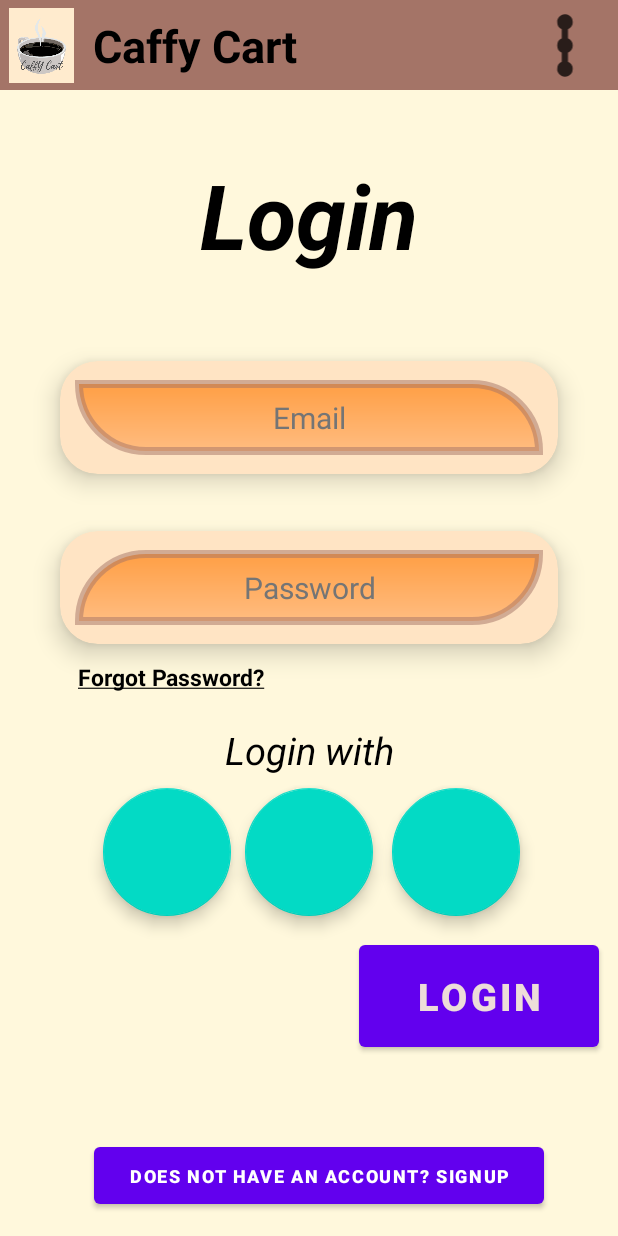
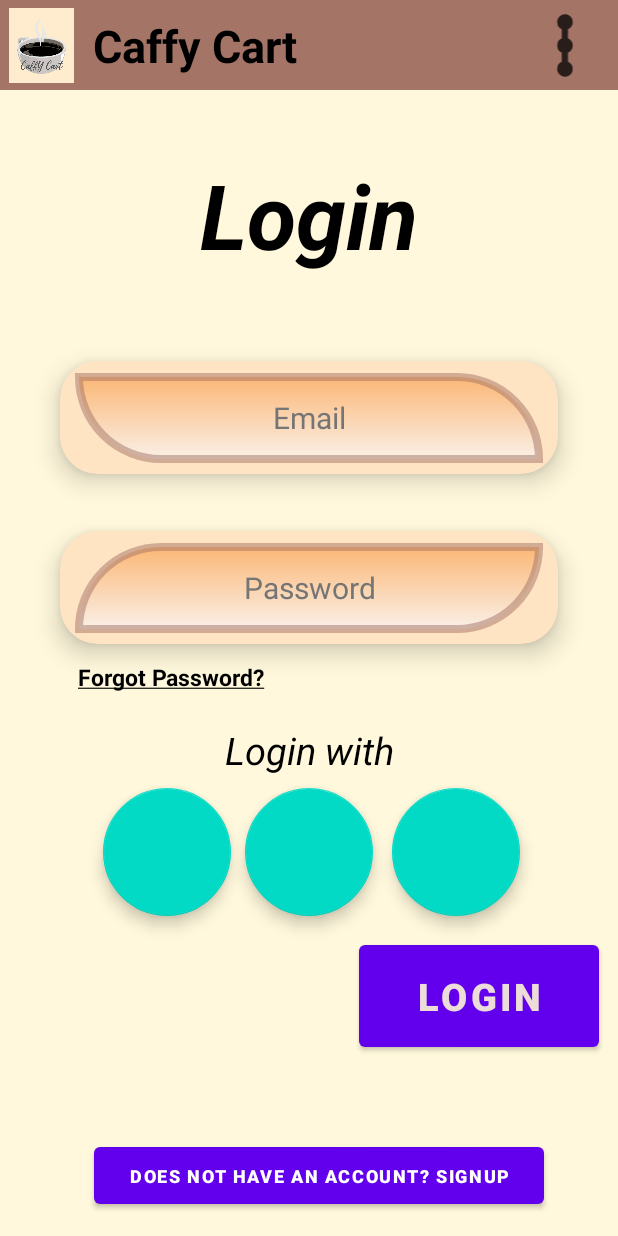
Before and after one commit to GDGCVITBHOPAL/Coffee-Shopping-App, an Android app: the layout login_activity.xml on its own in the app's theme, with its tools: preview values and no code run, on a phone screen of 412 x 824 dp. Run offline under Robolectric (Android 15) with nearby library versions, the phone set to English and light mode, and no system bars; plain views replace NeumorphButton, NeumorphFloatingActionButton.

```diff
--- a/app/build.gradle
+++ b/app/build.gradle
@@ -1,5 +1,6 @@
 plugins {
     id 'com.android.application'
+    id 'com.google.gms.google-services'
 }
 
 android {
@@ -33,6 +34,7 @@ dependencies {
     implementation 'com.google.android.material:material:1.5.0'
     implementation 'androidx.constraintlayout:constraintlayout:2.1.3'
     implementation 'com.github.fornewid:neumorphism:0.3.0'
+    implementation 'com.google.firebase:firebase-database:20.0.3'
     testImplementation 'junit:junit:4.13.2'
     androidTestImplementation 'androidx.test.ext:junit:1.1.3'
     androidTestImplementation 'androidx.test.espresso:espresso-core:3.4.0'
--- a/app/src/main/AndroidManifest.xml
+++ b/app/src/main/AndroidManifest.xml
@@ -9,6 +9,9 @@
         android:roundIcon="@mipmap/ic_launcher_round"
         android:supportsRtl="true"
         android:theme="@style/Theme.CaffyCart">
+        <activity
+            android:name=".OrderCreatingActivity"
+            android:exported="false" />
         <activity
             android:name=".SignUpActivity"
             android:exported="false" />
--- a/app/src/main/java/com/example/caffycart/SplashActivity.java
+++ b/app/src/main/java/com/example/caffycart/SplashActivity.java
@@ -43,7 +43,7 @@ public class SplashActivity extends AppCompatActivity {
         new Handler().postDelayed(new Runnable() {
             @Override
             public void run() {
-                Intent intent = new Intent(SplashActivity.this, SignUpActivity.class);
+                Intent intent = new Intent(SplashActivity.this, LoginActivity.class);
                 startActivity(intent);
                 finish();
             }
--- a/app/src/main/res/drawable/style1.xml
+++ b/app/src/main/res/drawable/style1.xml
@@ -7,8 +7,8 @@
     </corners>
     <stroke android:color="#80A47467" android:width="5dp">
     </stroke>
-    <gradient android:startColor="#FFBC80"
-        android:endColor="#FF9F45" android:angle="90"
+    <gradient android:startColor="#FAF0E7"
+        android:endColor="#FBB776" android:angle="90"
         android:type="linear">
     </gradient>
 
--- a/app/src/main/res/drawable/style2.xml
+++ b/app/src/main/res/drawable/style2.xml
@@ -7,8 +7,8 @@
     </corners>
     <stroke android:color="#80A47467" android:width="5dp">
     </stroke>
-    <gradient android:startColor="#FFBC80"
-        android:endColor="#FF9F45" android:angle="90"
+    <gradient android:startColor="#FAF0E7"
+        android:endColor="#FBB776" android:angle="90"
         android:type="linear">
     </gradient>
 
--- a/app/src/main/res/layout/login_activity.xml
+++ b/app/src/main/res/layout/login_activity.xml
@@ -110,9 +110,9 @@
         app:layout_constraintTop_toTopOf="@+id/topBar" />
 
     <EditText
-        android:id="@+id/editTextTextEmailAddress"
+        android:id="@+id/enterLoginEmail"
         android:layout_width="match_parent"
-        android:layout_height="50dp"
+        android:layout_height="60dp"
         android:layout_marginLeft="50dp"
         android:layout_marginRight="50dp"
         android:autofillHints="emailAddress"
@@ -133,9 +133,9 @@
         tools:ignore="SpeakableTextPresentCheck" />
 
     <EditText
-        android:id="@+id/editTextTextPassword"
+        android:id="@+id/enterLoginPassword"
         android:layout_width="match_parent"
-        android:layout_height="50dp"
+        android:layout_height="60dp"
         android:layout_marginLeft="50dp"
         android:layout_marginRight="50dp"
         android:autofillHints="password"
@@ -168,7 +168,7 @@
     </TableRow>
 
     <soup.neumorphism.NeumorphFloatingActionButton
-        android:id="@+id/neumorphFloatingActionButton2"
+        android:id="@+id/loginWithFacebookBtn"
         style="@style/Widget.Neumorph.Button"
         android:layout_width="85dp"
         android:layout_height="85dp"
@@ -185,7 +185,7 @@
     </soup.neumorphism.NeumorphFloatingActionButton>
 
     <soup.neumorphism.NeumorphFloatingActionButton
-        android:id="@+id/neumorphFloatingActionButton3"
+        android:id="@+id/loginWithGithubBtn"
         style="@style/Widget.Neumorph.Button"
         android:layout_width="85dp"
         android:layout_height="85dp"
@@ -203,7 +203,7 @@
     </soup.neumorphism.NeumorphFloatingActionButton>
 
     <soup.neumorphism.NeumorphFloatingActionButton
-        android:id="@+id/neumorphFloatingActionButton"
+        android:id="@+id/loginWithGoogleBtn"
         style="@style/Widget.Neumorph.Button"
         android:layout_width="85dp"
         android:layout_height="85dp"
@@ -225,10 +225,10 @@
         android:id="@+id/imageView2"
         android:layout_width="50dp"
         android:layout_height="50dp"
-        app:layout_constraintBottom_toBottomOf="@+id/neumorphFloatingActionButton"
-        app:layout_constraintEnd_toEndOf="@+id/neumorphFloatingActionButton"
-        app:layout_constraintStart_toStartOf="@+id/neumorphFloatingActionButton"
-        app:layout_constraintTop_toTopOf="@+id/neumorphFloatingActionButton"
+        app:layout_constraintBottom_toBottomOf="@+id/loginWithGoogleBtn"
+        app:layout_constraintEnd_toEndOf="@+id/loginWithGoogleBtn"
+        app:layout_constraintStart_toStartOf="@+id/loginWithGoogleBtn"
+        app:layout_constraintTop_toTopOf="@+id/loginWithGoogleBtn"
         app:srcCompat="@drawable/google_logo"
         android:contentDescription="@string/google_photo"/>
 
@@ -237,10 +237,10 @@
         android:layout_width="50dp"
         android:layout_height="50dp"
         android:contentDescription="@string/facebook_photo"
-        app:layout_constraintBottom_toBottomOf="@+id/neumorphFloatingActionButton2"
-        app:layout_constraintEnd_toEndOf="@+id/neumorphFloatingActionButton2"
-        app:layout_constraintStart_toStartOf="@+id/neumorphFloatingActionButton2"
-        app:layout_constraintTop_toTopOf="@+id/neumorphFloatingActionButton2"
+        app:layout_constraintBottom_toBottomOf="@+id/loginWithFacebookBtn"
+        app:layout_constraintEnd_toEndOf="@+id/loginWithFacebookBtn"
+        app:layout_constraintStart_toStartOf="@+id/loginWithFacebookBtn"
+        app:layout_constraintTop_toTopOf="@+id/loginWithFacebookBtn"
         app:srcCompat="@drawable/facebook_logo"
         tools:ignore="ImageContrastCheck" />
 
@@ -248,10 +248,10 @@
         android:id="@+id/imageView4"
         android:layout_width="50dp"
         android:layout_height="50dp"
-        app:layout_constraintBottom_toBottomOf="@+id/neumorphFloatingActionButton3"
-        app:layout_constraintEnd_toEndOf="@+id/neumorphFloatingActionButton3"
-        app:layout_constraintStart_toStartOf="@+id/neumorphFloatingActionButton3"
-        app:layout_constraintTop_toTopOf="@+id/neumorphFloatingActionButton3"
+        app:layout_constraintBottom_toBottomOf="@+id/loginWithGithubBtn"
+        app:layout_constraintEnd_toEndOf="@+id/loginWithGithubBtn"
+        app:layout_constraintStart_toStartOf="@+id/loginWithGithubBtn"
+        app:layout_constraintTop_toTopOf="@+id/loginWithGithubBtn"
         app:srcCompat="@drawable/github_logo"
         android:contentDescription="@string/github_photo"/>
 
@@ -272,6 +272,7 @@
         app:layout_constraintVertical_bias="1.0" />
 
     <soup.neumorphism.NeumorphButton
+        android:id="@+id/loginBtn"
         style="@style/Widget.Neumorph.Button"
         android:layout_width="160dp"
         android:layout_height="80dp"
@@ -291,12 +292,11 @@
         app:layout_constraintVertical_bias="0.05"/>
 
     <soup.neumorphism.NeumorphButton
+        android:id="@+id/redirectToSignUpBtn"
         style="@style/Widget.Neumorph.Button"
         android:layout_width="300dp"
         android:layout_height="50dp"
-        android:gravity="center"
         android:text="@string/not_acc"
-        android:textAlignment="center"
         android:textSize="12sp"
         android:textStyle="bold"
         app:neumorph_shadowElevation="3dp"
@@ -313,7 +313,7 @@
     </soup.neumorphism.NeumorphButton>
 
     <TextView
-        android:id="@+id/textView4"
+        android:id="@+id/forgotPasswordButton"
         android:layout_width="150dp"
         android:layout_height="25dp"
         android:text="@string/forgot_password"
--- a/build.gradle
+++ b/build.gradle
@@ -1,4 +1,8 @@
-// Top-level build file where you can add configuration options common to all sub-projects/modules.
+buildscript {
+    dependencies {
+        classpath 'com.google.gms:google-services:4.3.10'
+    }
+}// Top-level build file where you can add configuration options common to all sub-projects/modules.
 plugins {
     id 'com.android.application' version '7.1.1' apply false
     id 'com.android.library' version '7.1.1' apply false
```
Also changed, not shown: app/src/main/java/com/example/caffycart/LoginActivity.java (+39 -2 lines), app/src/main/java/com/example/caffycart/OrderCreatingActivity.java (added, +14 -0 lines), app/src/main/java/com/example/caffycart/SignUpActivity.java (+22 -2 lines), app/src/main/res/layout/activity_order_creating.xml (added, +23 -0 lines), app/src/main/res/layout/sign_up_activity.xml (+15 -15 lines), 1 other file.
